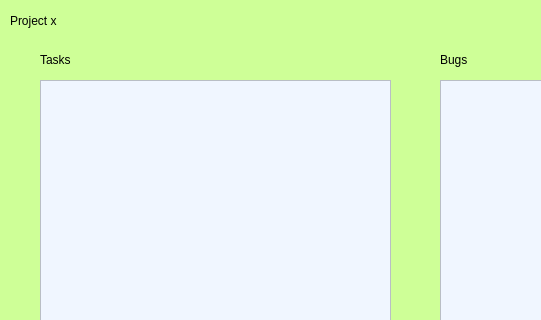
Qt form management_tool.ui (A1phaMark/COEN275_Project_ui) before a commit; both pictures show x 0 to 541 and y 0 to 320 of the 821 by 600 pixel window.
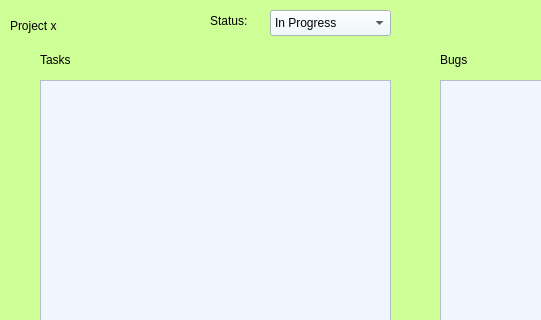
The same form after that commit. The open tabs and pages were chosen to show the change.

```diff
--- a/management_tool.ui
+++ b/management_tool.ui
@@ -315,7 +315,7 @@
         <x>10</x>
         <y>0</y>
         <width>111</width>
-        <height>21</height>
+        <height>31</height>
        </rect>
       </property>
       <property name="styleSheet">
@@ -390,6 +390,42 @@
        <string>Bugs</string>
       </property>
      </widget>
+     <widget class="QLabel" name="label_21">
+      <property name="geometry">
+       <rect>
+        <x>210</x>
+        <y>0</y>
+        <width>51</width>
+        <height>21</height>
+       </rect>
+      </property>
+      <property name="text">
+       <string>Status:</string>
+      </property>
+     </widget>
+     <widget class="QComboBox" name="projectStatusBox">
+      <property name="geometry">
+       <rect>
+        <x>270</x>
+        <y>0</y>
+        <width>121</width>
+        <height>26</height>
+       </rect>
+      </property>
+      <property name="styleSheet">
+       <string notr="true">background-color: rgb(234, 250, 255);</string>
+      </property>
+      <item>
+       <property name="text">
+        <string>In Progress</string>
+       </property>
+      </item>
+      <item>
+       <property name="text">
+        <string>Completed</string>
+       </property>
+      </item>
+     </widget>
     </widget>
     <widget class="QWidget" name="page_3">
      <widget class="QLabel" name="label_13">
```
Left out of the diff: 25 changed lines with no effect on the pictures.
